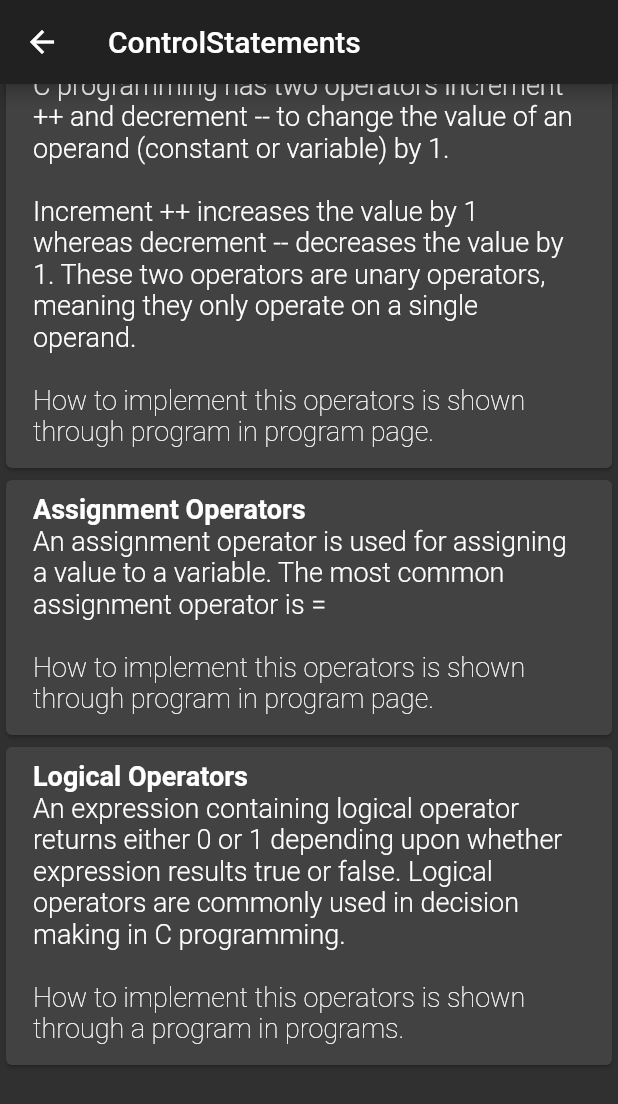
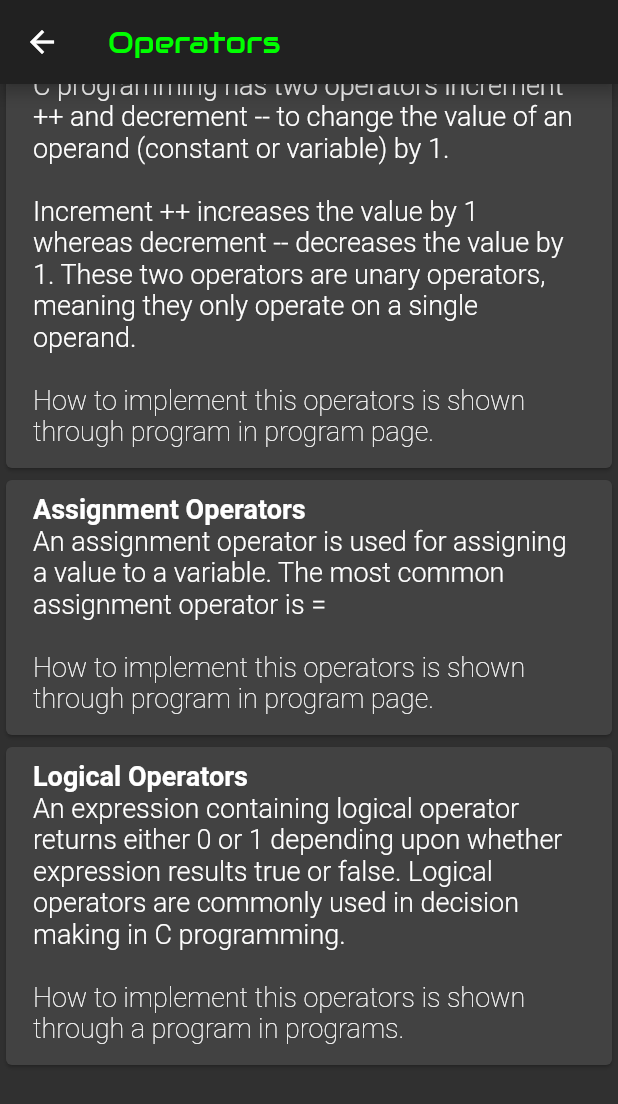
Before and after one commit to enzaimz/c_made_easy, a Flutter app: the Operator screen opened directly, scrolled down 180 dp, on a phone screen of 412 x 824 dp. Shown: the top 1104 px of the screen. Run offline on Flutter 3.47's test engine with Material 2 defaults, Android fonts, the phone set to English and light mode, and no system bars; our stand-ins replace flutter_markdown; missing offline and left inert: link.

Commit message:
updated operators

```diff
--- a/lib/theory/operator.dart
+++ b/lib/theory/operator.dart
@@ -5,7 +5,7 @@ class Operator extends StatelessWidget {
   Widget build(BuildContext context) {
     return Scaffold(
       appBar: new AppBar(
-        title: new Text("ControlStatements"),
+        title: Hero(tag: 'operators',child: new Text("Operators",style: TextStyle(fontFamily: 'Audiowide',color: Color(0xFF00FF00) ),)),
       ),
       body: ListView(
         children: <Widget>[
```
